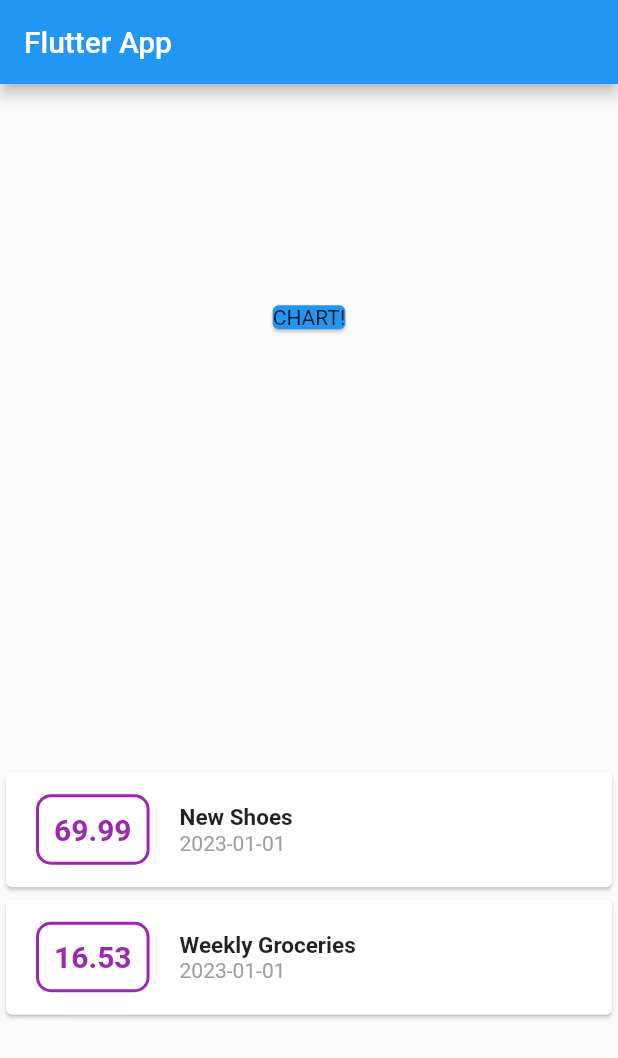
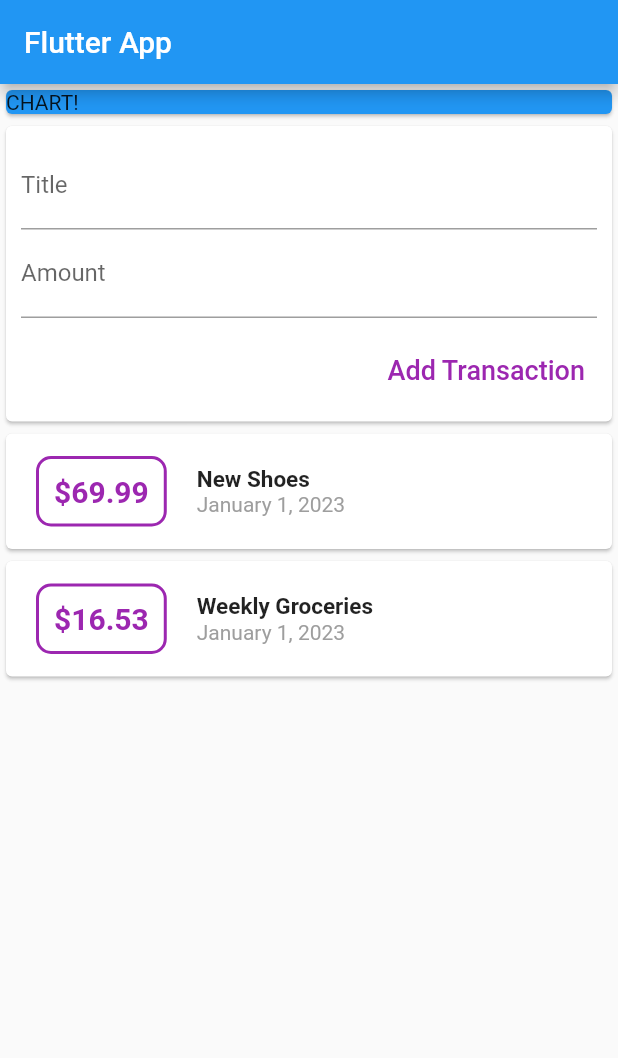
Before and after one commit to hilmiguner/personal_expenses_app, a Flutter app: the screen it shows after launch, on a phone screen of 412 x 824 dp. Shown: the top 1058 px of the screen. Run offline on Flutter 3.47's test engine with Material 2 defaults, Android fonts, the phone set to English and light mode, and no system bars.

Commit message:
Spliting App into Widgets

```diff
--- a/lib/main.dart
+++ b/lib/main.dart
@@ -1,5 +1,5 @@
 import 'package:flutter/material.dart';
-import 'transaction.dart';
+import 'package:personal_expenses_app/widgets/user_transactions.dart';
 
 void main() => runApp(MyApp());
 
@@ -14,15 +14,8 @@ class MyApp extends StatelessWidget {
 }
 
 class MyHomePage extends StatelessWidget {
-  final List<Transaction> transactions = [
-    Transaction(
-        id: "t1", title: "New Shoes", amount: 69.99, date: DateTime.now()),
-    Transaction(
-        id: "t2",
-        title: "Weekly Groceries",
-        amount: 16.53,
-        date: DateTime.now())
-  ];
+  final titleController = TextEditingController();
+  final amountController = TextEditingController();
 
   @override
   Widget build(BuildContext context) {
@@ -31,55 +24,13 @@ class MyHomePage extends StatelessWidget {
           title: Text('Flutter App'),
         ),
         body: Column(
-          mainAxisAlignment: MainAxisAlignment.spaceAround,
+          crossAxisAlignment: CrossAxisAlignment.stretch,
           children: [
             Card(
               color: Colors.blue,
               child: Text("CHART!"),
             ),
-            Column(
-              children: transactions.map((tx) {
-                return Card(
-                    child: Row(
-                  children: [
-                    Container(
-                      child: Text(
-                        tx.amount.toString(),
-                        style: TextStyle(
-                          fontWeight: FontWeight.bold,
-                          fontSize: 20,
-                          color: Colors.purple,
-                        ),
-                      ),
-                      margin:
-                          EdgeInsets.symmetric(vertical: 15, horizontal: 20),
-                      decoration: BoxDecoration(
-                        border: Border.all(
-                          color: Colors.purple,
-                          width: 2,
-                        ),
-                        borderRadius: BorderRadius.all(Radius.circular(10)),
-                      ),
-                      padding: EdgeInsets.all(10),
-                    ),
-                    Column(
-                      crossAxisAlignment: CrossAxisAlignment.start,
-                      children: [
-                        Text(
-                          tx.title,
-                          style: TextStyle(
-                              fontWeight: FontWeight.bold, fontSize: 15),
-                        ),
-                        Text(
-                          tx.date.toString().split(" ")[0],
-                          style: TextStyle(color: Colors.grey),
-                        )
-                      ],
-                    ),
-                  ],
-                ));
-              }).toList(),
-            )
+            UserTransactions(),
           ],
         ));
   }
--- /dev/null
+++ b/lib/widgets/new_transaction.dart
@@ -0,0 +1,41 @@
+import "package:flutter/material.dart";
+
+class NewTransaction extends StatelessWidget {
+  final titleController = TextEditingController();
+  final amountController = TextEditingController();
+
+  @override
+  Widget build(BuildContext context) {
+    return Card(
+      child: Container(
+        padding: EdgeInsets.all(10),
+        child: Column(
+          crossAxisAlignment: CrossAxisAlignment.end,
+          children: [
+            TextField(
+              decoration: InputDecoration(labelText: "Title"),
+              controller: titleController,
+            ),
+            TextField(
+              decoration: InputDecoration(labelText: "Amount"),
+              controller: amountController,
+            ),
+            Container(
+              margin: EdgeInsets.only(top: 11),
+              child: TextButton(
+                onPressed: () {
+                  print(titleController.text);
+                  print(amountController.text);
+                },
+                child: Text(
+                  "Add Transaction",
+                  style: TextStyle(fontSize: 18, color: Colors.purple),
+                ),
+              ),
+            ),
+          ],
+        ),
+      ),
+    );
+  }
+}
--- /dev/null
+++ b/lib/widgets/transaction_list.dart
@@ -0,0 +1,54 @@
+import 'package:flutter/material.dart';
+import 'package:personal_expenses_app/models/transaction.dart';
+import 'package:intl/intl.dart';
+
+class TransactionList extends StatelessWidget {
+  TransactionList(this._userTransactions);
+
+  final List<Transaction> _userTransactions;
+
+  @override
+  Widget build(BuildContext context) {
+    return Column(
+      children: _userTransactions.map((tx) {
+        return Card(
+            child: Row(
+          children: [
+            Container(
+              child: Text(
+                "\$${tx.amount}",
+                style: TextStyle(
+                  fontWeight: FontWeight.bold,
+                  fontSize: 20,
+                  color: Colors.purple,
+                ),
+              ),
+              margin: EdgeInsets.symmetric(vertical: 15, horizontal: 20),
+              decoration: BoxDecoration(
+                border: Border.all(
+                  color: Colors.purple,
+                  width: 2,
+                ),
+                borderRadius: BorderRadius.all(Radius.circular(10)),
+              ),
+              padding: EdgeInsets.all(10),
+            ),
+            Column(
+              crossAxisAlignment: CrossAxisAlignment.start,
+              children: [
+                Text(
+                  tx.title,
+                  style: TextStyle(fontWeight: FontWeight.bold, fontSize: 15),
+                ),
+                Text(
+                  DateFormat.yMMMMd().format(tx.date),
+                  style: TextStyle(color: Colors.grey),
+                )
+              ],
+            ),
+          ],
+        ));
+      }).toList(),
+    );
+  }
+}
--- /dev/null
+++ b/lib/widgets/user_transactions.dart
@@ -0,0 +1,32 @@
+import 'package:flutter/material.dart';
+
+import 'package:personal_expenses_app/widgets/new_transaction.dart';
+import 'package:personal_expenses_app/widgets/transaction_list.dart';
+import 'package:personal_expenses_app/models/transaction.dart';
+
+class UserTransactions extends StatefulWidget {
+  @override
+  State<UserTransactions> createState() => _UserTransactionsState();
+}
+
+class _UserTransactionsState extends State<UserTransactions> {
+  final List<Transaction> _userTransactions = [
+    Transaction(
+        id: "t1", title: "New Shoes", amount: 69.99, date: DateTime.now()),
+    Transaction(
+        id: "t2",
+        title: "Weekly Groceries",
+        amount: 16.53,
+        date: DateTime.now())
+  ];
+
+  @override
+  Widget build(BuildContext context) {
+    return Column(
+      children: [
+        NewTransaction(),
+        TransactionList(_userTransactions),
+      ],
+    );
+  }
+}
--- a/pubspec.yaml
+++ b/pubspec.yaml
@@ -23,6 +23,7 @@ environment:
 dependencies:
   flutter:
     sdk: flutter
+  intl: ^0.18.0
 
 
   # The following adds the Cupertino Icons font to your application.
```
Also changed, not shown: lib/models/transaction.dart (renamed from lib/transaction.dart), pubspec.lock.
